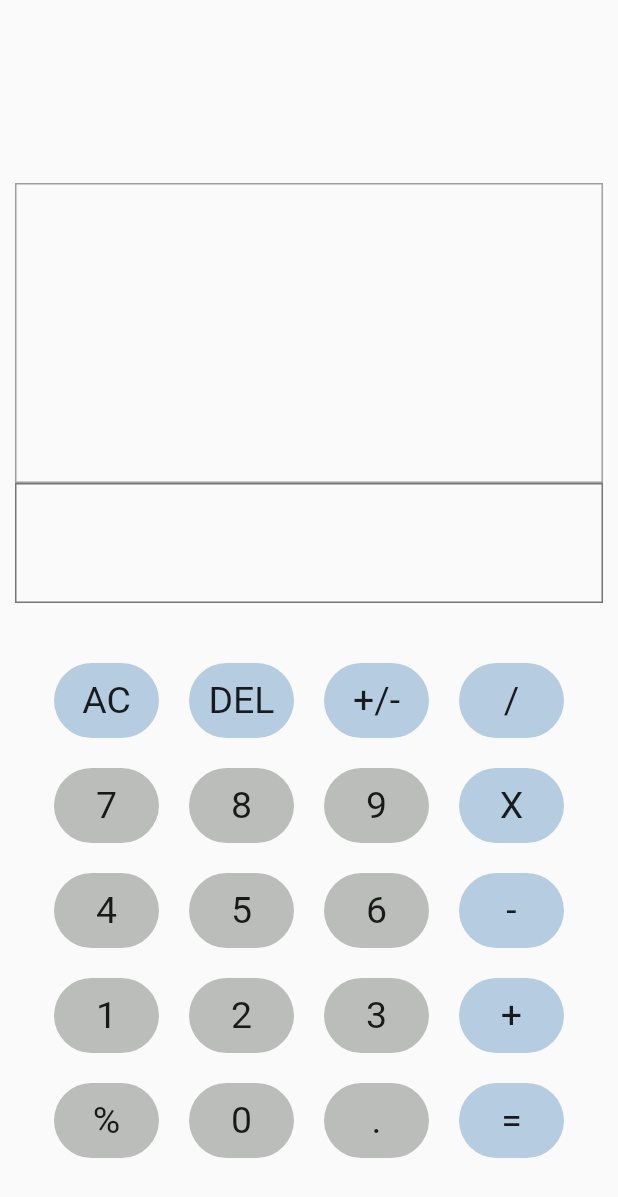
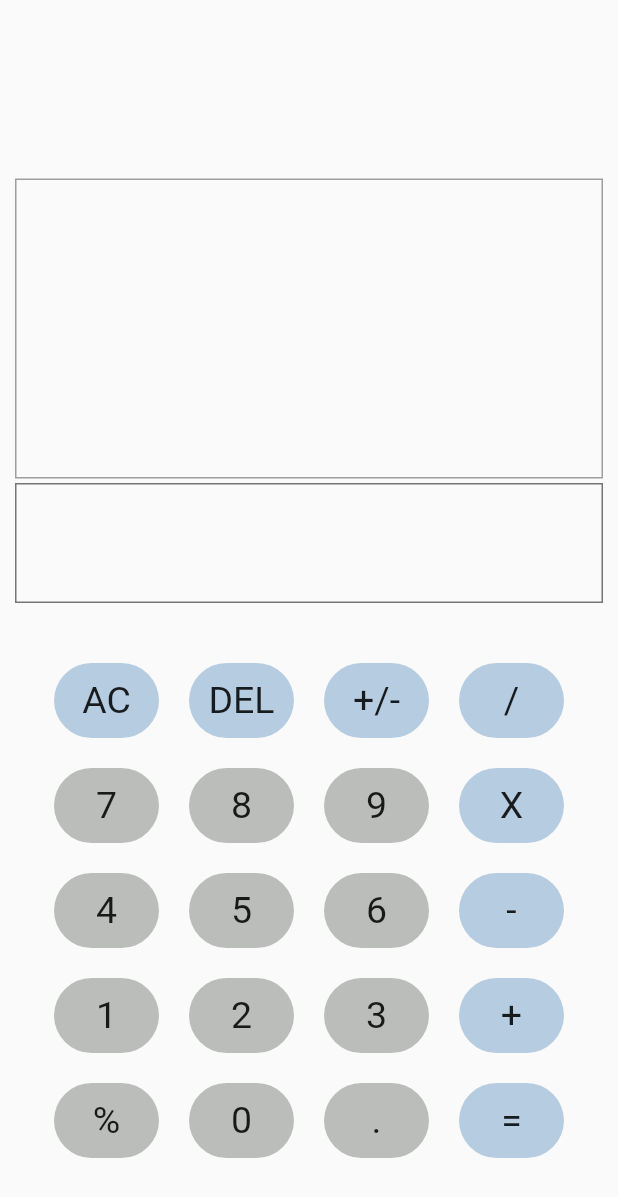
Before and after one commit to sakharshehzad/calculator_app, a Flutter app: the screen it shows after launch, on a phone screen of 412 x 824 dp. Shown: the top 1197 px of the screen. Run offline on Flutter 3.47's test engine with Material 2 defaults, Android fonts, the phone set to English and light mode, and no system bars; our stand-ins replace math_expressions.

Commit message:
Space Change

```diff
--- a/lib/calculator_home.dart
+++ b/lib/calculator_home.dart
@@ -45,9 +45,9 @@ class _HomeScreenState extends State<HomeScreen> {
                       ),
                     ),
                   ),
-                  // const SizedBox(
-                  //   height: 10,
-                  // ),
+                  const SizedBox(
+                    height: 3,
+                  ),
                   Container(
                     height: 80,
                     decoration: BoxDecoration(
```
